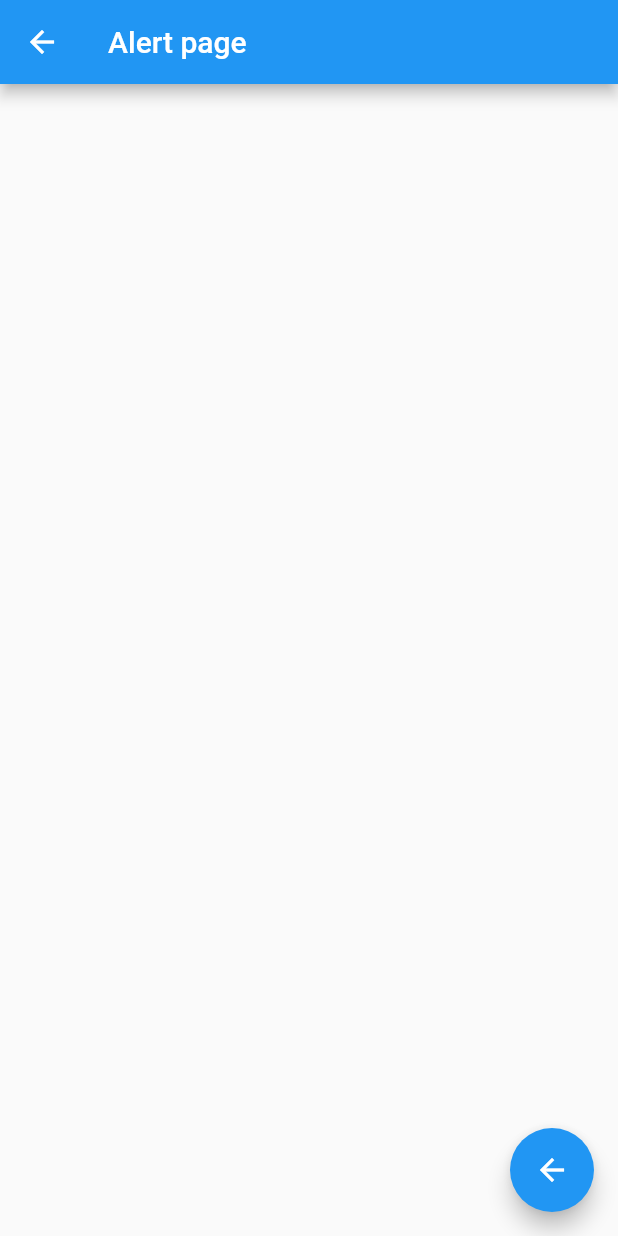
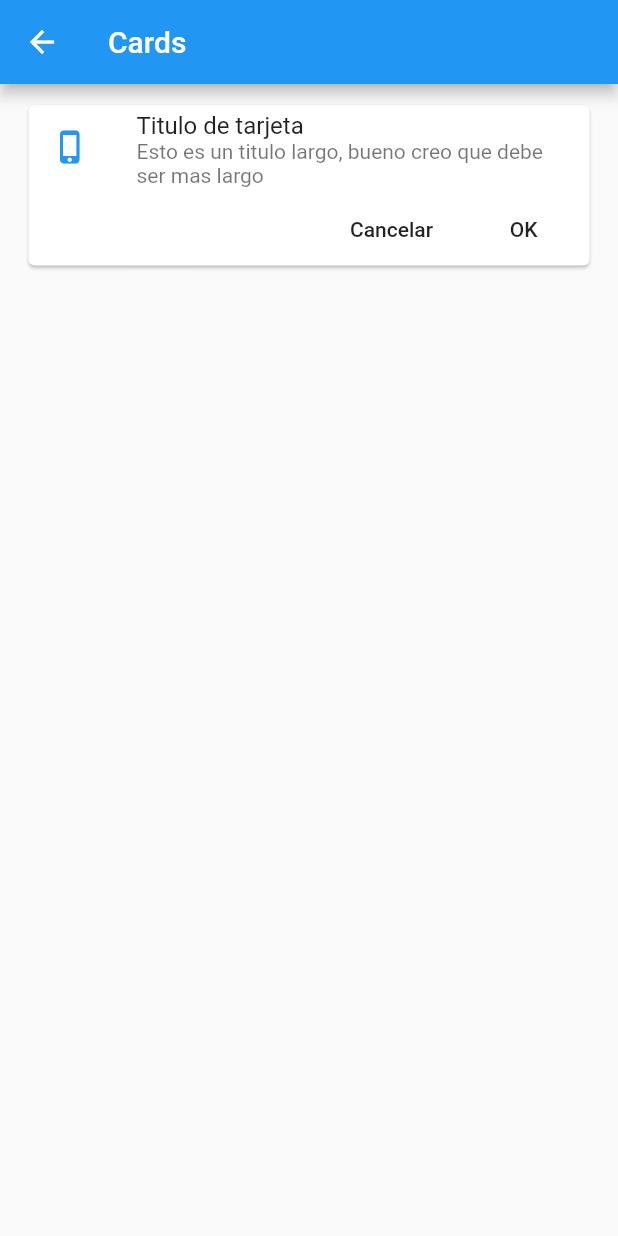
Before and after one commit to jdpadillaac/flutter-Widgets, a Flutter app: the screen it shows after launch, after a tap on "Cards - Tarjetas", on a phone screen of 412 x 824 dp. Run offline on Flutter 3.47's test engine with Material 2 defaults, Android fonts, the phone set to English and light mode, and no system bars.

Commit message:
Implementacion de rutas y tarjetas básicas

```diff
--- a/lib/main.dart
+++ b/lib/main.dart
@@ -1,4 +1,5 @@
-import 'package:components/src/pages/home_page.dart';
+import 'package:components/src/pages/alert_page.dart';
+import 'package:components/src/routes/routes.dart';
 import 'package:flutter/material.dart';
 
 void main() => runApp(MyApp());
@@ -7,8 +8,17 @@ class MyApp extends StatelessWidget {
   @override
   Widget build(BuildContext context) {
     return MaterialApp(
-        debugShowCheckedModeBanner: false,
-        title: 'Material App',
-        home: HomePage());
+      debugShowCheckedModeBanner: false,
+      title: 'Material App',
+      // home: HomePage()
+      initialRoute: '/',
+      routes: getAppRoutes(),
+      onGenerateRoute: (RouteSettings settings) {
+        print('Ruta llamada: ${settings.name}');
+
+        return MaterialPageRoute(
+            builder: (BuildContext context) => AlertPage());
+      },
+    );
   }
 }
--- /dev/null
+++ b/lib/src/pages/card_page.dart
@@ -0,0 +1,42 @@
+import 'package:flutter/material.dart';
+
+class CardPage extends StatelessWidget {
+  @override
+  Widget build(BuildContext context) {
+    return Scaffold(
+      appBar: AppBar(
+        title: Text('Cards'),
+      ),
+      body: ListView(
+        // padding: EdgeInsets.all(10),
+        padding: EdgeInsets.symmetric(horizontal: 15, vertical: 10),
+        children: <Widget>[_cardTipoUno()],
+      ),
+    );
+  }
+
+  Widget _cardTipoUno() {
+    return Card(
+      child: Column(
+        children: <Widget>[
+          ListTile(
+            title: Text('Titulo de tarjeta'),
+            subtitle: Text(
+                'Esto es un titulo largo, bueno creo que debe ser mas largo'),
+            leading: Icon(
+              Icons.phone_iphone,
+              color: Colors.blue,
+            ),
+          ),
+          Row(
+            mainAxisAlignment: MainAxisAlignment.end,
+            children: <Widget>[
+              FlatButton(onPressed: () {}, child: Text('Cancelar')),
+              FlatButton(onPressed: () {}, child: Text('OK'))
+            ],
+          )
+        ],
+      ),
+    );
+  }
+}
--- a/lib/src/pages/home_page.dart
+++ b/lib/src/pages/home_page.dart
@@ -1,4 +1,3 @@
-import 'package:components/src/pages/alert_page.dart';
 import 'package:components/src/providers/menu_provider.dart';
 import 'package:components/src/utils/icons_string.dart';
 import 'package:flutter/material.dart';
@@ -26,7 +25,6 @@ class HomePage extends StatelessWidget {
       future: menuProvider.cargarData(),
       initialData: [],
       builder: (BuildContext context, AsyncSnapshot<List<dynamic>> snp) {
-        print(snp.data);
         return ListView(
           children: _listaItems(snp.data, context),
         );
@@ -47,11 +45,12 @@ class HomePage extends StatelessWidget {
         leading: getIcon(element['icon']),
         trailing: Icon(Icons.keyboard_arrow_right, color: Colors.blueGrey),
         onTap: () {
-          // Esta opcion es solo para ir a un ruta, ya que no es de manera dinamica
-          final route = MaterialPageRoute(builder: (context) {
-            return AlertPage();
-          });
-          Navigator.push(context, route);
+          Navigator.pushNamed(context, element['ruta']);
+          // Esta opcion es solo para ir a un ruta, ya que NO es de manera dinamica
+          // final route = MaterialPageRoute(builder: (context) {
+          //   return AlertPage();
+          // });
+          // Navigator.push(context, route);
         },
       );
 
--- a/lib/src/pages/home_temp.dart
+++ b/lib/src/pages/home_temp.dart
@@ -15,18 +15,18 @@ class HomePageTemp extends StatelessWidget {
     );
   }
 
-  List<Widget> _crearItems() {
-    List<Widget> lista = new List<Widget>();
+  // List<Widget> _crearItems() {
+  //   List<Widget> lista = new List<Widget>();
 
-    for (String option in options) {
-      final Widget tempWidget = ListTile(
-        title: Text(option),
-      );
+  //   for (String option in options) {
+  //     final Widget tempWidget = ListTile(
+  //       title: Text(option),
+  //     );
 
-      lista..add(tempWidget)..add(Divider());
-    }
-    return lista;
-  }
+  //     lista..add(tempWidget)..add(Divider());
+  //   }
+  //   return lista;
+  // }
 
   List<Widget> _newCrearItems() {
     return options.map((e) {
--- a/lib/src/providers/menu_provider.dart
+++ b/lib/src/providers/menu_provider.dart
@@ -5,7 +5,7 @@ import 'package:flutter/services.dart';
 class _MenuProvider {
   List<dynamic> options = [];
 
-  _MenuProvider() {}
+  _MenuProvider();
 
   Future<List<dynamic>> cargarData() async {
     final resp = await rootBundle.loadString('uploads/menu_opts.json');
--- /dev/null
+++ b/lib/src/routes/routes.dart
@@ -0,0 +1,14 @@
+import 'package:components/src/pages/alert_page.dart';
+import 'package:components/src/pages/avatar_page.dart';
+import 'package:components/src/pages/card_page.dart';
+import 'package:components/src/pages/home_page.dart';
+import 'package:flutter/material.dart';
+
+Map<String, WidgetBuilder> getAppRoutes() {
+  return <String, WidgetBuilder>{
+    '/': (BuildContext context) => HomePage(),
+    'alert': (BuildContext context) => AlertPage(),
+    'avatar': (BuildContext context) => AvatarPage(),
+    'card': (BuildContext context) => CardPage()
+  };
+}
```
